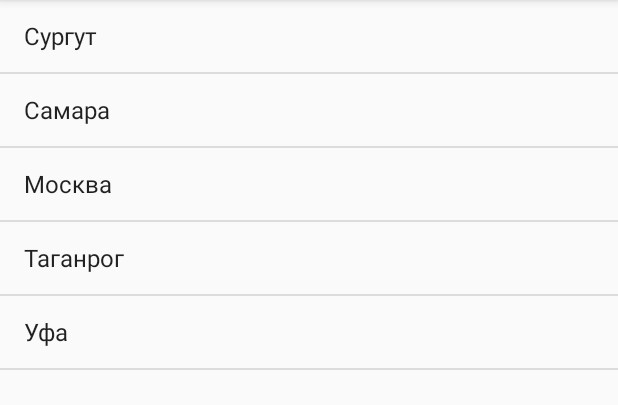
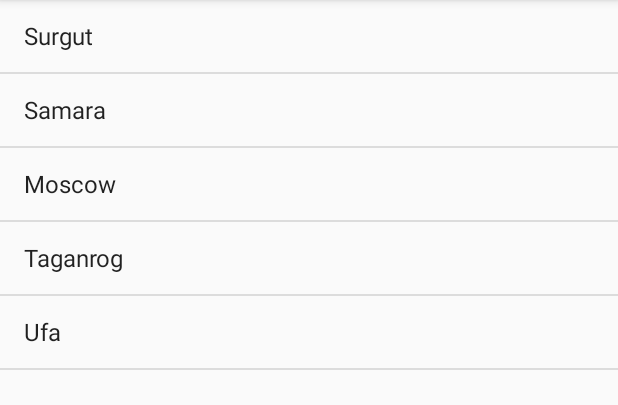
Before and after one commit to MosinRA/MyWeather, an Android app: the screen it shows after launch (MainActivity), on a phone screen of 412 x 824 dp, the part 84-489 px from its top. Run offline under Robolectric (Android 15) with nearby library versions, the phone set to English and light mode, and no system bars.

Commit message:
HW5 lang

```diff
--- a/app/src/main/res/layout-land/activity_main.xml
+++ b/app/src/main/res/layout-land/activity_main.xml
@@ -20,7 +20,7 @@
 
     <FrameLayout
         android:id="@+id/show_city"
-        android:layout_width="599dp"
+        android:layout_width="500dp"
         android:layout_height="match_parent"
         android:layout_marginStart="128dp"
         android:layout_marginTop="50dp"
--- a/app/src/main/res/values/strings.xml
+++ b/app/src/main/res/values/strings.xml
@@ -19,11 +19,11 @@
     <string name="empty_list" translatable="false">empty_list</string>
 
     <string-array name="city_names">
-        <item>Сургут</item>
-        <item>Самара</item>
-        <item>Москва</item>
-        <item>Таганрог</item>
-        <item>Уфа</item>
+        <item>Surgut</item>
+        <item>Samara</item>
+        <item>Moscow</item>
+        <item>Taganrog</item>
+        <item>Ufa</item>
     </string-array>
 
     <integer-array name="weather_imgs">
```
Also changed, not shown: 1 other file.
